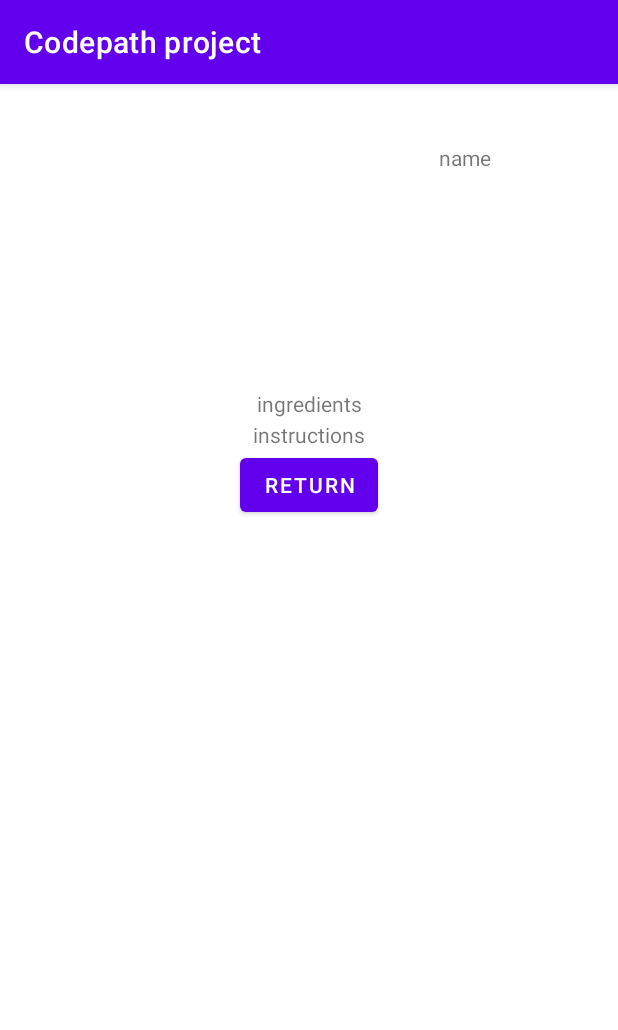
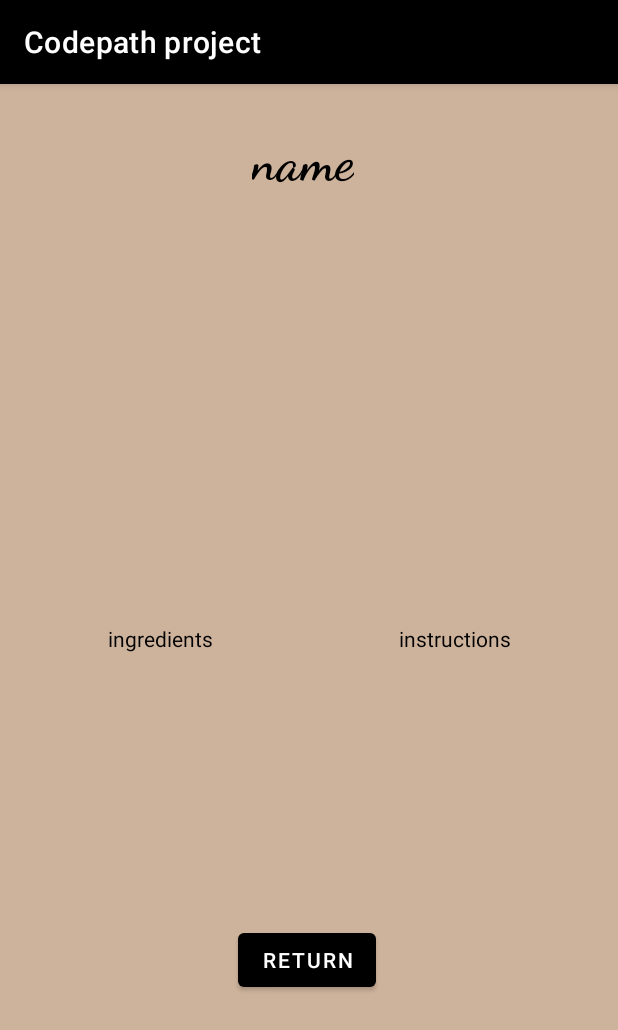
Before and after one commit to Codepath-group-project2023/our-project, an Android app: the RecipeDetails screen opened directly, with no data from a screen before it, on a phone screen of 412 x 824 dp. Shown: the top 1030 px of the screen. Run offline under Robolectric (Android 15) with nearby library versions, the light colour scheme and no system bars; libraries missing offline, so code that uses them is left out: com.codepath.asynchttpclient; pictures from the network do not load; 3 statements that could not run were skipped.

Commit message:
recipe layout

```diff
--- a/app/src/main/res/layout/activity_main.xml
+++ b/app/src/main/res/layout/activity_main.xml
@@ -4,6 +4,7 @@
     xmlns:tools="http://schemas.android.com/tools"
     android:layout_width="match_parent"
     android:layout_height="match_parent"
+    android:background="@color/white"
     tools:context=".MainActivity">
 
     <EditText
@@ -11,6 +12,7 @@
         android:layout_width="250dp"
         android:layout_height="50dp"
         android:ems="10"
+        android:shadowColor="@color/black"
         android:hint="Search"
         android:inputType="textPersonName"
         app:layout_constraintBottom_toTopOf="@+id/recipe_list"
--- a/app/src/main/res/layout/activity_recipe_details.xml
+++ b/app/src/main/res/layout/activity_recipe_details.xml
@@ -4,6 +4,7 @@
     xmlns:tools="http://schemas.android.com/tools"
     android:layout_width="match_parent"
     android:layout_height="match_parent"
+    android:background="@color/beige"
     tools:context=".MainActivity">
     <androidx.constraintlayout.widget.ConstraintLayout
         android:layout_width="match_parent"
@@ -13,57 +14,78 @@
             android:id="@+id/recipe_picture"
             android:layout_width="200dp"
             android:layout_height="200dp"
+            android:layout_marginTop="100dp"
             app:layout_constraintBottom_toBottomOf="parent"
             app:layout_constraintEnd_toEndOf="parent"
-            app:layout_constraintHorizontal_bias="0.02"
+            app:layout_constraintHorizontal_bias="0.497"
             app:layout_constraintStart_toStartOf="parent"
             app:layout_constraintTop_toTopOf="parent"
-            app:layout_constraintVertical_bias="0.02"
+            app:layout_constraintVertical_bias="0.088"
             tools:srcCompat="@tools:sample/avatars" />
+
+        <TextView
+            android:id="@+id/recipe_ingredients"
+            android:layout_width="150dp"
+            android:layout_height="150dp"
+            android:layout_marginTop="30dp"
+            android:layout_marginBottom="16dp"
+            android:text="ingredients"
+            android:textAlignment="center"
+            android:textColor="@color/black"
+            app:layout_constraintBottom_toBottomOf="parent"
+            app:layout_constraintEnd_toEndOf="parent"
+            app:layout_constraintHorizontal_bias="0.122"
+            app:layout_constraintStart_toStartOf="parent"
+            app:layout_constraintTop_toBottomOf="@id/recipe_picture"
+            app:layout_constraintVertical_bias="0.0" />
+
+        <TextView
+            android:id="@+id/recipe_instructions"
+            android:layout_width="150dp"
+            android:layout_height="150dp"
+            android:layout_marginTop="30dp"
+            android:layout_marginBottom="16dp"
+            android:text="instructions"
+            android:textAlignment="center"
+            android:textColor="@color/black"
+            app:layout_constraintBottom_toBottomOf="parent"
+            app:layout_constraintEnd_toEndOf="parent"
+            app:layout_constraintHorizontal_bias="0.873"
+            app:layout_constraintStart_toStartOf="parent"
+            app:layout_constraintTop_toBottomOf="@+id/recipe_picture"
+            app:layout_constraintVertical_bias="0.0" />
+
+        <Button
+            android:id="@+id/return_button"
+            android:layout_width="wrap_content"
+            android:layout_height="wrap_content"
+            android:layout_marginTop="50dp"
+            android:layout_marginBottom="32dp"
+            android:text="return"
+            app:layout_constraintBottom_toBottomOf="parent"
+            app:layout_constraintEnd_toEndOf="parent"
+            app:layout_constraintHorizontal_bias="0.496"
+            app:layout_constraintStart_toStartOf="parent"
+            app:layout_constraintTop_toBottomOf="@+id/recipe_instructions"
+            app:layout_constraintVertical_bias="0.0" />
 
         <TextView
             android:id="@+id/recipe_name"
             android:layout_width="wrap_content"
             android:layout_height="wrap_content"
+            android:layout_marginTop="16dp"
+            android:fontFamily="cursive"
             android:text="name"
+            android:textColor="@color/black"
+            android:textSize="35dp"
+            android:textStyle="bold"
             app:layout_constraintBottom_toBottomOf="parent"
+            app:layout_constraintBottom_toTopOf="@+id/recipe_picture"
             app:layout_constraintEnd_toEndOf="parent"
-            app:layout_constraintHorizontal_bias="0.511"
-            app:layout_constraintStart_toEndOf="@+id/recipe_picture"
+            app:layout_constraintHorizontal_bias="0.488"
+            app:layout_constraintStart_toStartOf="parent"
             app:layout_constraintTop_toTopOf="parent"
-            app:layout_constraintVertical_bias="0.144" />
-
-        <TextView
-            android:id="@+id/recipe_ingredients"
-            android:layout_width="wrap_content"
-            android:layout_height="wrap_content"
-            android:text="ingredients"
-            app:layout_constraintBottom_toBottomOf="parent"
-            app:layout_constraintEnd_toEndOf="parent"
-            app:layout_constraintStart_toStartOf="parent"
-            app:layout_constraintTop_toBottomOf="@id/recipe_picture"
-            app:layout_constraintVertical_bias="0.02" />
-
-        <TextView
-            android:id="@+id/recipe_instructions"
-            android:layout_width="wrap_content"
-            android:layout_height="wrap_content"
-            android:text="instructions"
-            app:layout_constraintBottom_toBottomOf="parent"
-            app:layout_constraintEnd_toEndOf="parent"
-            app:layout_constraintStart_toStartOf="parent"
-            app:layout_constraintTop_toBottomOf="@+id/recipe_ingredients"
-            app:layout_constraintVertical_bias="0.03" />
-
-        <Button
-            android:id="@+id/return_button"
-            android:text="return"
-            android:layout_width="wrap_content"
-            android:layout_height="wrap_content"
-            app:layout_constraintBottom_toBottomOf="parent"
-            app:layout_constraintEnd_toEndOf="parent"
-            app:layout_constraintStart_toStartOf="parent"
-            app:layout_constraintTop_toBottomOf="@+id/recipe_instructions"/>
+            app:layout_constraintVertical_bias="0.188" />
 
     </androidx.constraintlayout.widget.ConstraintLayout>
 </ScrollView>
--- a/app/src/main/res/layout/recyclerview.xml
+++ b/app/src/main/res/layout/recyclerview.xml
@@ -3,7 +3,8 @@
     xmlns:app="http://schemas.android.com/apk/res-auto"
     xmlns:tools="http://schemas.android.com/tools"
     android:layout_width="match_parent"
-    android:layout_height="wrap_content">
+    android:layout_height="300dp"
+    android:background="@color/white">
 
     <ImageView
         android:id="@+id/mealpicture"
--- a/app/src/main/res/values/colors.xml
+++ b/app/src/main/res/values/colors.xml
@@ -1,10 +1,12 @@
 <?xml version="1.0" encoding="utf-8"?>
 <resources>
     <color name="purple_200">#FFBB86FC</color>
-    <color name="purple_500">#FF6200EE</color>
+    <color name="red">#F44336</color>
     <color name="purple_700">#FF3700B3</color>
     <color name="teal_200">#FF03DAC5</color>
     <color name="teal_700">#FF018786</color>
     <color name="black">#FF000000</color>
     <color name="white">#FFFFFFFF</color>
+    <color name="light">#F1695F</color>
+    <color name="beige">#CEB39C</color>
 </resources>
--- a/app/src/main/res/values/themes.xml
+++ b/app/src/main/res/values/themes.xml
@@ -2,7 +2,7 @@
     <!-- Base application theme. -->
     <style name="Theme.CodepathProject" parent="Theme.MaterialComponents.DayNight.DarkActionBar">
         <!-- Primary brand color. -->
-        <item name="colorPrimary">@color/purple_500</item>
+        <item name="colorPrimary">@color/black</item>
         <item name="colorPrimaryVariant">@color/purple_700</item>
         <item name="colorOnPrimary">@color/white</item>
         <!-- Secondary brand color. -->
```
Also changed, not shown: 2 other files.
